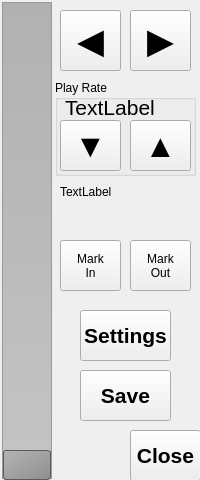
This is src/playbackwindow.ui in krontech/chronos-cam-app as Qt 5 draws it before an edit. The edited form follows.
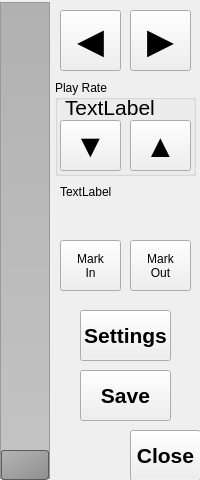
This is the edited form. Custom widgets are drawn as their Qt base class.

Commit message: prevent the Play Rate box from overlapping the highlighted region

Patch:
```diff
--- a/src/playbackwindow.ui
+++ b/src/playbackwindow.ui
@@ -16,9 +16,9 @@
   <widget class="PlaybackSlider" name="verticalSlider">
    <property name="geometry">
     <rect>
-     <x>0</x>
+     <x>-1</x>
      <y>0</y>
-     <width>55</width>
+     <width>53</width>
      <height>481</height>
     </rect>
    </property>
```
The commit also changes 1 other file.
